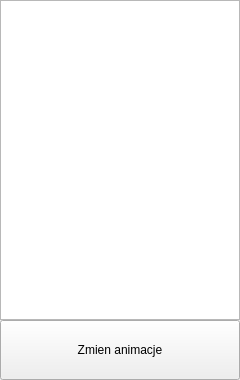
Old version of the form mainwindow.ui in the repository michalz98/SteRo_Projekt.
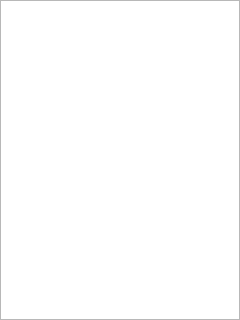
New version of the form.

```diff
--- a/mainwindow.ui
+++ b/mainwindow.ui
@@ -10,19 +10,19 @@
     <x>0</x>
     <y>0</y>
     <width>240</width>
-    <height>380</height>
+    <height>320</height>
    </rect>
   </property>
   <property name="minimumSize">
    <size>
     <width>240</width>
-    <height>380</height>
+    <height>320</height>
    </size>
   </property>
   <property name="maximumSize">
    <size>
     <width>240</width>
-    <height>380</height>
+    <height>320</height>
    </size>
   </property>
   <property name="windowTitle">
@@ -57,19 +57,6 @@
      <enum>QGraphicsView::AnchorViewCenter</enum>
     </property>
    </widget>
-   <widget class="QPushButton" name="pushButton">
-    <property name="geometry">
-     <rect>
-      <x>0</x>
-      <y>320</y>
-      <width>240</width>
-      <height>60</height>
-     </rect>
-    </property>
-    <property name="text">
-     <string>Zmien animacje</string>
-    </property>
-   </widget>
   </widget>
  </widget>
  <resources/>
```
